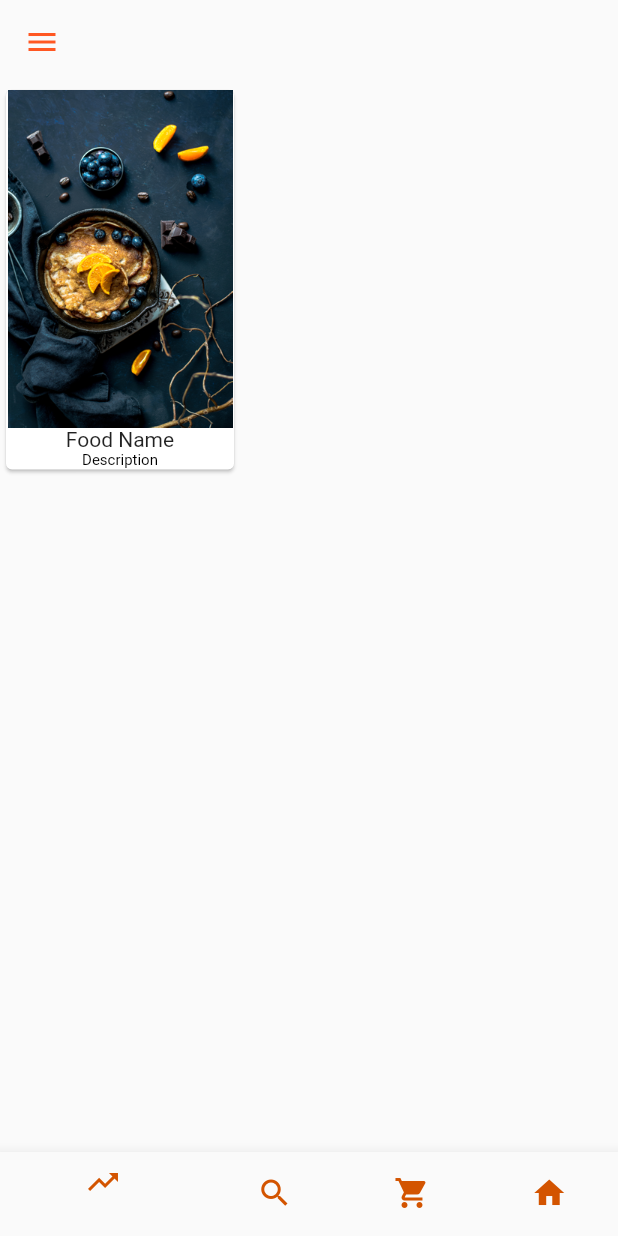
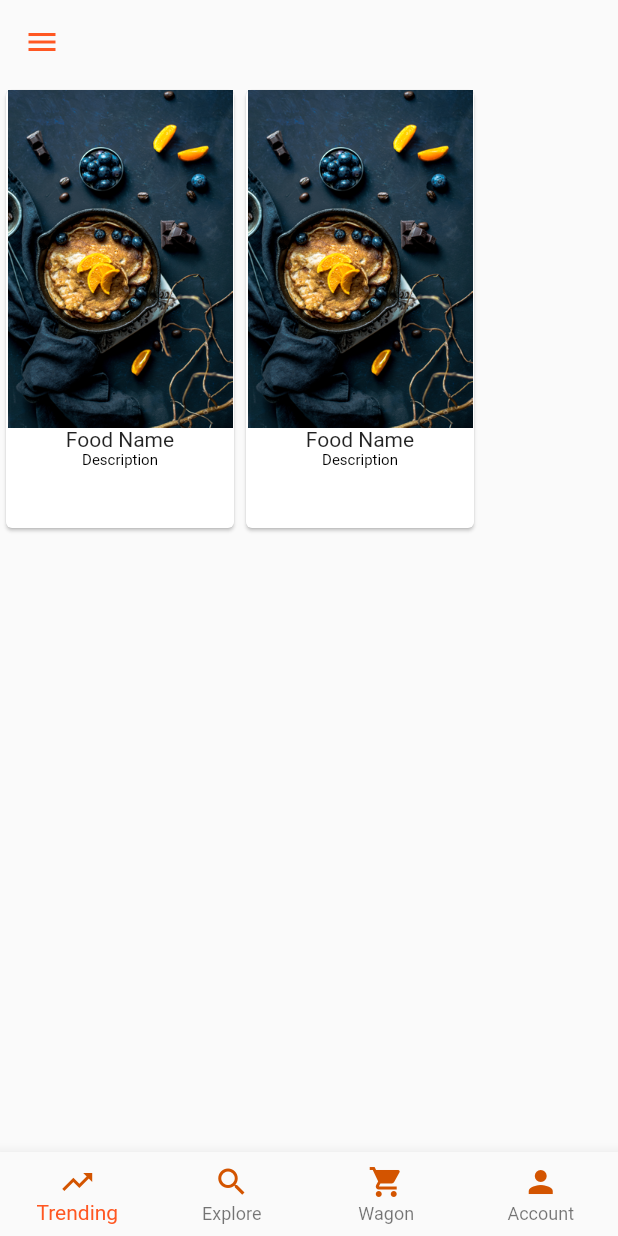
Before and after one commit to Naveen11695/bhukkd, a Flutter app: the screen it shows after launch, on a phone screen of 412 x 824 dp. Run offline on Flutter 3.47's test engine with Material 2 defaults, Android fonts, the phone set to English and light mode, and no system bars; our stand-ins replace splashscreen.

Commit message:
version 0.9

```diff
--- a/lib/Pages/TrendingPage.dart
+++ b/lib/Pages/TrendingPage.dart
@@ -13,7 +13,9 @@ class _TrendingPageState extends State<TrendingPage> {
       width: double.infinity,
       height: 300.0,
       child: ListView(
+        scrollDirection: Axis.horizontal,
         children: <Widget>[
+          HorizontalScroll(),
           HorizontalScroll(),
         ],
       ),
--- a/lib/main.dart
+++ b/lib/main.dart
@@ -34,12 +34,17 @@ class SlashPage extends StatelessWidget {
   }
 }
 
-class HomePage extends StatelessWidget {
-  final int _selectedIndex = 0;
+class HomePage extends StatefulWidget {
+  @override
+  _HomePage createState() => new _HomePage();
+}
+
+class _HomePage extends State<HomePage>{
+  int _selectedIndex = 0;
 
   @override
   Widget build(BuildContext context) {
-    return Scaffold(
+    return new Scaffold(
       appBar: new AppBar(
         elevation: 0.0,
         backgroundColor: Colors.transparent,
@@ -58,17 +63,19 @@ class HomePage extends StatelessWidget {
               fontFamily: "roboto",
             )),
       ),
-      drawer: Drawer(),
+      drawer: new Drawer(),
       body: new TrendingPage(),
       bottomNavigationBar: BottomNavigationBar(
-        fixedColor: Color.fromRGBO(255, 111, 0, 0),
-        // currentIndex: _selectedIndex,
+        type: BottomNavigationBarType.fixed,
+        onTap: (int index){
+          setState((){this._selectedIndex = index;});
+        },
+        fixedColor: Colors.deepOrange,
+        currentIndex: _selectedIndex,
         items: <BottomNavigationBarItem>[
           BottomNavigationBarItem(
               icon: Icon(
-                Icons.trending_up,
-                color: Color(0xFFD35400),
-              ),
+                Icons.trending_up, color: Color(0xFFD35400),),
               title: new Text("Trending")
           ),
           BottomNavigationBarItem(
@@ -80,11 +87,8 @@ class HomePage extends StatelessWidget {
               title: new Text("Wagon")
           ),
           BottomNavigationBarItem(
-            icon: Icon(Icons.home, color: Color(0xFFD35400)),
-            title: new Text(
-              "Account",
-              style: new TextStyle(color: Color(0xFFD35400)),
-            ),
+            icon: Icon(Icons.person, color: Color(0xFFD35400)),
+            title: new Text("Account"),
           ),
         ],
       ),
```
